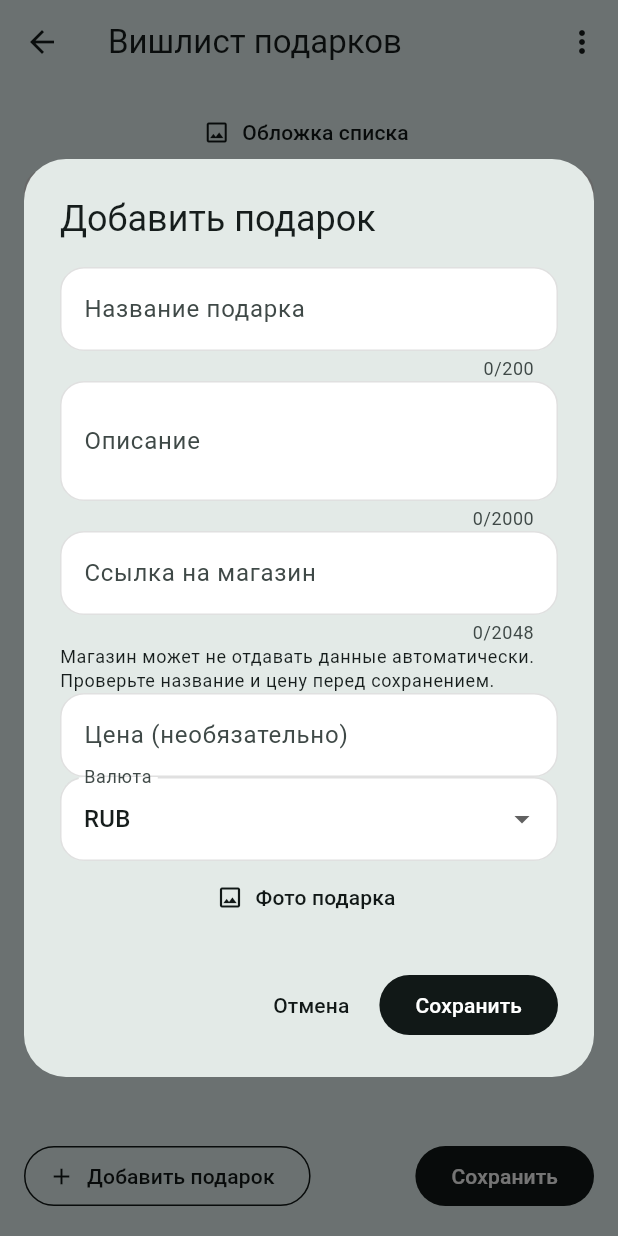
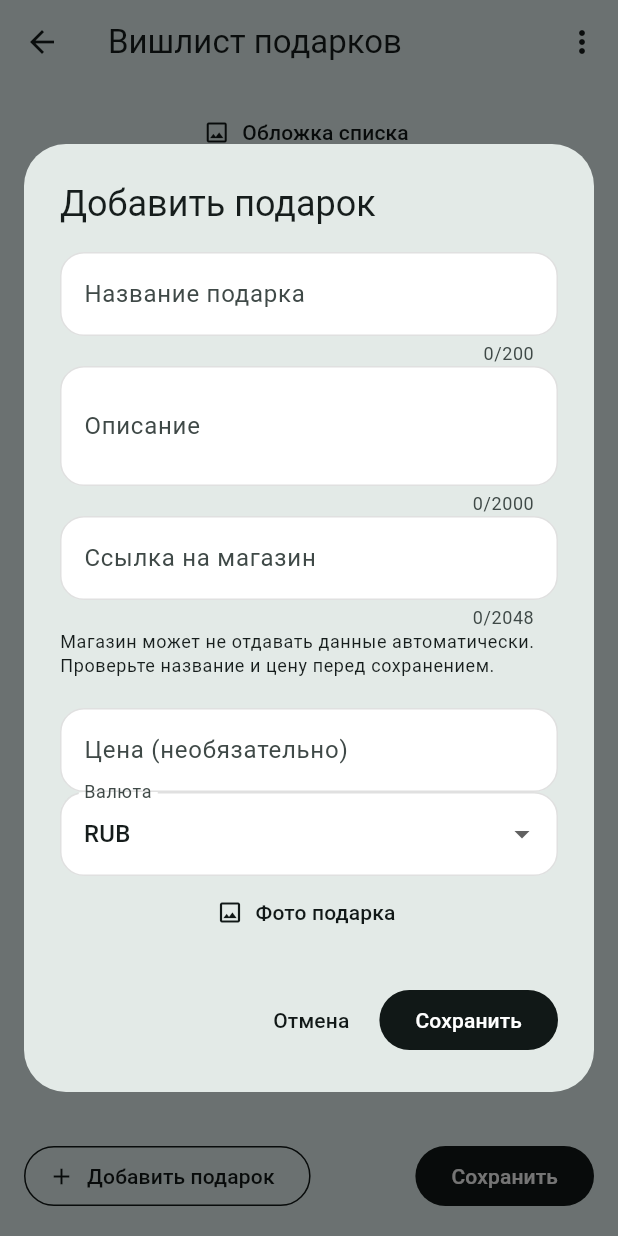
Before and after one commit to VladLadd/smart_noties, a Flutter app: the WishlistEditScreen screen opened directly, after a tap on "Добавить подарок", on a phone screen of 412 x 824 dp. Run offline on Flutter 3.47's test engine with Material 3 defaults, Android fonts, the phone set to English and light mode, and no system bars; our stand-ins replace flutter_markdown_plus, geolocator, image_picker, open_filex, permission_handler, sensors_plus and 3 more; missing offline and left inert: cryptography, dart:html, flutter_sound, map_launcher, nfc_manager, receive_sharing_intent; accounts and stored records are empty.

Commit message:
wishlist feature

```diff
--- a/lib/screens/wishlist_edit_screen.dart
+++ b/lib/screens/wishlist_edit_screen.dart
@@ -17,8 +17,13 @@ class WishlistEditScreen extends StatefulWidget {
   final Note? initialNote;
   final Future<Note> Function(Note)? onSave;
   final bool collaborative;
+  final WishlistService? productService;
   const WishlistEditScreen(
-      {super.key, this.initialNote, this.onSave, this.collaborative = false});
+      {super.key,
+      this.initialNote,
+      this.onSave,
+      this.collaborative = false,
+      this.productService});
   @override
   State<WishlistEditScreen> createState() => _WishlistEditScreenState();
 }
@@ -118,7 +123,9 @@ class _WishlistEditScreenState extends State<WishlistEditScreen> {
     final value = await showDialog<WishlistItem>(
         context: context,
         builder: (_) => _GiftDialog(
-            item: index == null ? null : _items[index], pickImage: _pickImage));
+            item: index == null ? null : _items[index],
+            pickImage: _pickImage,
+            service: widget.productService ?? WishlistService()));
     if (value != null && mounted) {
       setState(() {
         if (index == null) {
@@ -422,7 +429,9 @@ class _WishlistEditScreenState extends State<WishlistEditScreen> {
 class _GiftDialog extends StatefulWidget {
   final WishlistItem? item;
   final Future<String?> Function() pickImage;
-  const _GiftDialog({this.item, required this.pickImage});
+  final WishlistService service;
+  const _GiftDialog(
+      {this.item, required this.pickImage, required this.service});
   @override
   State<_GiftDialog> createState() => _GiftDialogState();
 }
@@ -440,6 +449,7 @@ class _GiftDialogState extends State<_GiftDialog> {
   late String _currency = widget.item?.currency ?? 'RUB';
   late String _image = widget.item?.imagePath ?? '';
   bool _picking = false;
+  String? _parseError;
   int? _minor() {
     final v = _price.text.trim().replaceAll(',', '.');
     if (v.isEmpty) return null;
@@ -508,11 +518,12 @@ class _GiftDialogState extends State<_GiftDialog> {
                             onPressed: _picking
                                 ? null
                                 : () async {
-                                    final messenger =
-                                        ScaffoldMessenger.of(context);
-                                    setState(() => _picking = true);
+                                    setState(() {
+                                      _picking = true;
+                                      _parseError = null;
+                                    });
                                     try {
-                                      final data = await WishlistService().json(
+                                      final data = await widget.service.json(
                                           '/api/wishlists/product',
                                           context.read<AuthProvider>().token!,
                                           method: 'POST',
@@ -541,9 +552,8 @@ class _GiftDialogState extends State<_GiftDialog> {
                                       });
                                     } catch (error) {
                                       if (mounted) {
-                                        messenger.showSnackBar(SnackBar(
-                                            content:
-                                                Text(s.errorMessage(error))));
+                                        setState(() => _parseError =
+                                            s.errorMessage(error));
                                       }
                                     } finally {
                                       if (mounted) {
@@ -551,8 +561,17 @@ class _GiftDialogState extends State<_GiftDialog> {
                                       }
                                     }
                                   }),
+                      if (_parseError != null)
+                        Padding(
+                            padding: const EdgeInsets.only(bottom: 12),
+                            child: Text(_parseError!,
+                                key: const ValueKey('gift-autofill-error'),
+                                style: TextStyle(
+                                    color:
+                                        Theme.of(context).colorScheme.error))),
                       Text(s.wishlistAutofillHint,
                           style: Theme.of(context).textTheme.bodySmall),
+                      const SizedBox(height: 20),
                       TextFormField(
                           key: const ValueKey('gift-price'),
                           controller: _price,
```
Also changed, not shown: lib/l10n/app_strings.dart (+20 -1 lines), 1 other file.
